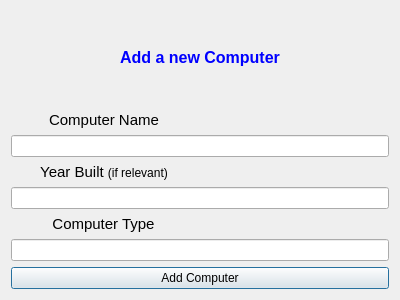
Before: the Qt Designer form Group36W3/ui/addcomputerdialog.ui in skulia15/Group36, drawn with Qt 5.
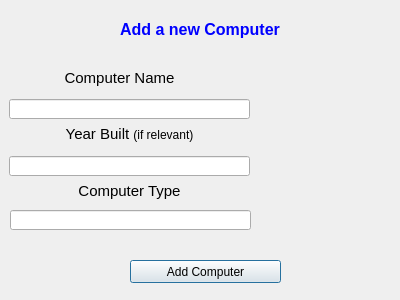
After: the same form once the commit is applied.

Commit message: hægt að adda og eyða computers

What changed in the file:
```diff
--- a/Group36W3/ui/addcomputerdialog.ui
+++ b/Group36W3/ui/addcomputerdialog.ui
@@ -13,9 +13,58 @@
   <property name="windowTitle">
    <string>Dialog</string>
   </property>
-  <layout class="QVBoxLayout" name="verticalLayout_2">
-   <item alignment="Qt::AlignHCenter">
+  <widget class="QPushButton" name="button_add_computer_box">
+   <property name="geometry">
+    <rect>
+     <x>130</x>
+     <y>260</y>
+     <width>151</width>
+     <height>23</height>
+    </rect>
+   </property>
+   <property name="text">
+    <string>Add Computer</string>
+   </property>
+  </widget>
+  <widget class="QLineEdit" name="Input_computer_name">
+   <property name="geometry">
+    <rect>
+     <x>9</x>
+     <y>99</y>
+     <width>241</width>
+     <height>20</height>
+    </rect>
+   </property>
+  </widget>
+  <widget class="QLineEdit" name="input_computer_type">
+   <property name="geometry">
+    <rect>
+     <x>10</x>
+     <y>210</y>
+     <width>241</width>
+     <height>20</height>
+    </rect>
+   </property>
+  </widget>
+  <widget class="QLineEdit" name="input_year_built">
+   <property name="geometry">
+    <rect>
+     <x>9</x>
+     <y>156</y>
+     <width>241</width>
+     <height>20</height>
+    </rect>
+   </property>
+  </widget>
     <widget class="QLabel" name="label_add_computer">
+   <property name="geometry">
+    <rect>
+     <x>120</x>
+     <y>20</y>
+     <width>171</width>
+     <height>19</height>
+    </rect>
+   </property>
      <property name="toolTip">
       <string>&lt;html&gt;&lt;head/&gt;&lt;body&gt;&lt;p align=&quot;center&quot;&gt;&lt;br/&gt;&lt;/p&gt;&lt;/body&gt;&lt;/html&gt;</string>
      </property>
@@ -23,85 +72,74 @@
       <string>&lt;html&gt;&lt;head/&gt;&lt;body&gt;&lt;p&gt;&lt;span style=&quot; font-size:12pt; font-weight:600; color:#0000ff;&quot;&gt;Add a new Computer&lt;/span&gt;&lt;/p&gt;&lt;/body&gt;&lt;/html&gt;</string>
      </property>
     </widget>
-   </item>
-   <item>
-    <layout class="QVBoxLayout" name="verticalLayout">
-     <item>
-      <layout class="QHBoxLayout" name="horizontalLayout">
-       <item>
-        <widget class="QLabel" name="label_input_label_computer">
-         <property name="text">
-          <string>&lt;html&gt;&lt;head/&gt;&lt;body&gt;&lt;p align=&quot;center&quot;&gt;&lt;span style=&quot; font-size:11pt;&quot;&gt;Computer Name&lt;/span&gt;&lt;/p&gt;&lt;/body&gt;&lt;/html&gt;</string>
-         </property>
-        </widget>
-       </item>
-       <item>
-        <widget class="QLabel" name="label_error_computer_name">
-         <property name="enabled">
-          <bool>true</bool>
-         </property>
-         <property name="text">
-          <string/>
-         </property>
-        </widget>
-       </item>
-      </layout>
-     </item>
-     <item>
-      <widget class="QLineEdit" name="Input_computer_name"/>
-     </item>
-     <item>
-      <layout class="QHBoxLayout" name="horizontalLayout_4">
-       <item alignment="Qt::AlignHCenter">
         <widget class="QLabel" name="label_computer_type">
+   <property name="geometry">
+    <rect>
+     <x>9</x>
+     <y>125</y>
+     <width>241</width>
+     <height>18</height>
+    </rect>
+   </property>
          <property name="text">
           <string>&lt;html&gt;&lt;head/&gt;&lt;body&gt;&lt;p align=&quot;center&quot;&gt;&lt;span style=&quot; font-size:11pt;&quot;&gt;Year Built &lt;/span&gt;&lt;span style=&quot; font-size:9pt;&quot;&gt;(if relevant)&lt;/span&gt;&lt;/p&gt;&lt;/body&gt;&lt;/html&gt;</string>
          </property>
         </widget>
-       </item>
-       <item>
-        <widget class="QLabel" name="label_pointless_alignment">
+  <widget class="QLabel" name="label_error_computer_type">
+   <property name="geometry">
+    <rect>
+     <x>190</x>
+     <y>180</y>
+     <width>191</width>
+     <height>20</height>
+    </rect>
+   </property>
          <property name="text">
           <string/>
          </property>
         </widget>
-       </item>
-      </layout>
-     </item>
-     <item>
-      <widget class="QLineEdit" name="input_year_built"/>
-     </item>
-     <item>
-      <layout class="QHBoxLayout" name="horizontalLayout_3">
-       <item alignment="Qt::AlignHCenter">
         <widget class="QLabel" name="label_year_built">
+   <property name="geometry">
+    <rect>
+     <x>9</x>
+     <y>182</y>
+     <width>241</width>
+     <height>18</height>
+    </rect>
+   </property>
          <property name="text">
           <string>&lt;html&gt;&lt;head/&gt;&lt;body&gt;&lt;p align=&quot;center&quot;&gt;&lt;span style=&quot; font-size:11pt;&quot;&gt;Computer Type&lt;/span&gt;&lt;/p&gt;&lt;/body&gt;&lt;/html&gt;</string>
          </property>
         </widget>
-       </item>
-       <item>
-        <widget class="QLabel" name="label_error_computer_type">
+  <widget class="QLabel" name="label_error_computer_name">
+   <property name="enabled">
+    <bool>true</bool>
+   </property>
+   <property name="geometry">
+    <rect>
+     <x>180</x>
+     <y>70</y>
+     <width>211</width>
+     <height>16</height>
+    </rect>
+   </property>
          <property name="text">
           <string/>
          </property>
         </widget>
-       </item>
-      </layout>
-     </item>
-     <item>
-      <widget class="QLineEdit" name="input_computer_type"/>
-     </item>
-     <item>
-      <widget class="QPushButton" name="button_add_computer_box">
+  <widget class="QLabel" name="label_input_label_computer">
+   <property name="geometry">
+    <rect>
+     <x>9</x>
+     <y>69</y>
+     <width>221</width>
+     <height>18</height>
+    </rect>
+   </property>
        <property name="text">
-        <string>Add Computer</string>
-       </property>
-      </widget>
-     </item>
-    </layout>
-   </item>
-  </layout>
+    <string>&lt;html&gt;&lt;head/&gt;&lt;body&gt;&lt;p align=&quot;center&quot;&gt;&lt;span style=&quot; font-size:11pt;&quot;&gt;Computer Name&lt;/span&gt;&lt;/p&gt;&lt;/body&gt;&lt;/html&gt;</string>
+   </property>
+  </widget>
  </widget>
  <resources/>
  <connections/>
```
Lines whose indentation alone changed are shown as unchanged. The commit also changes 21 other files.
